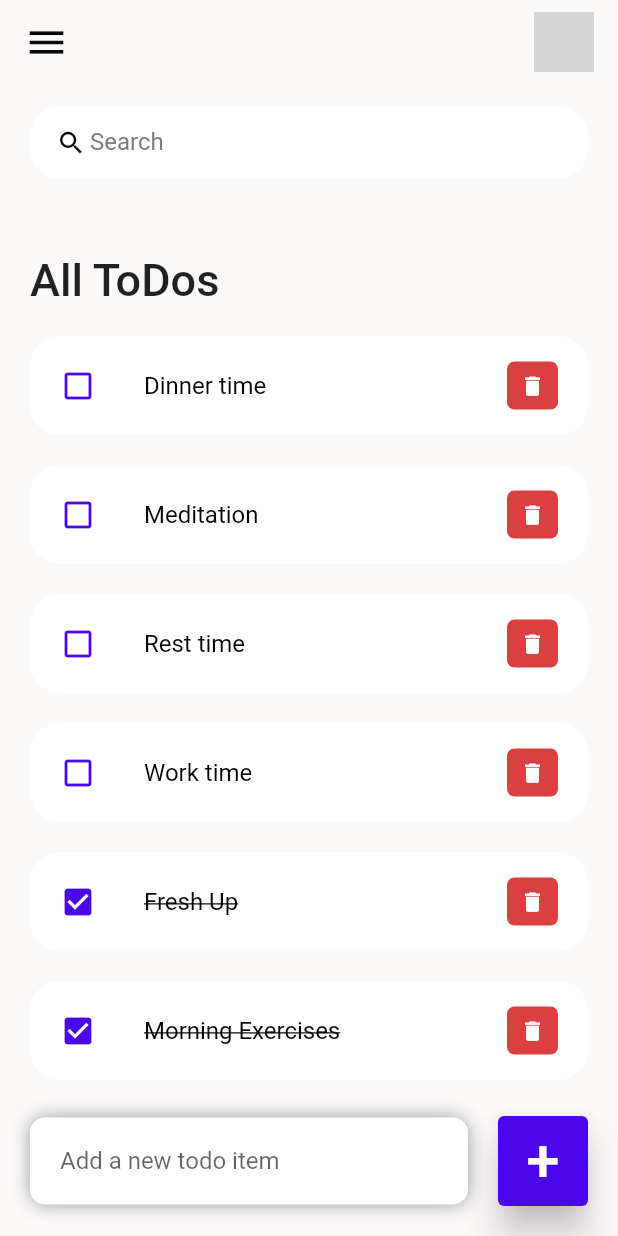
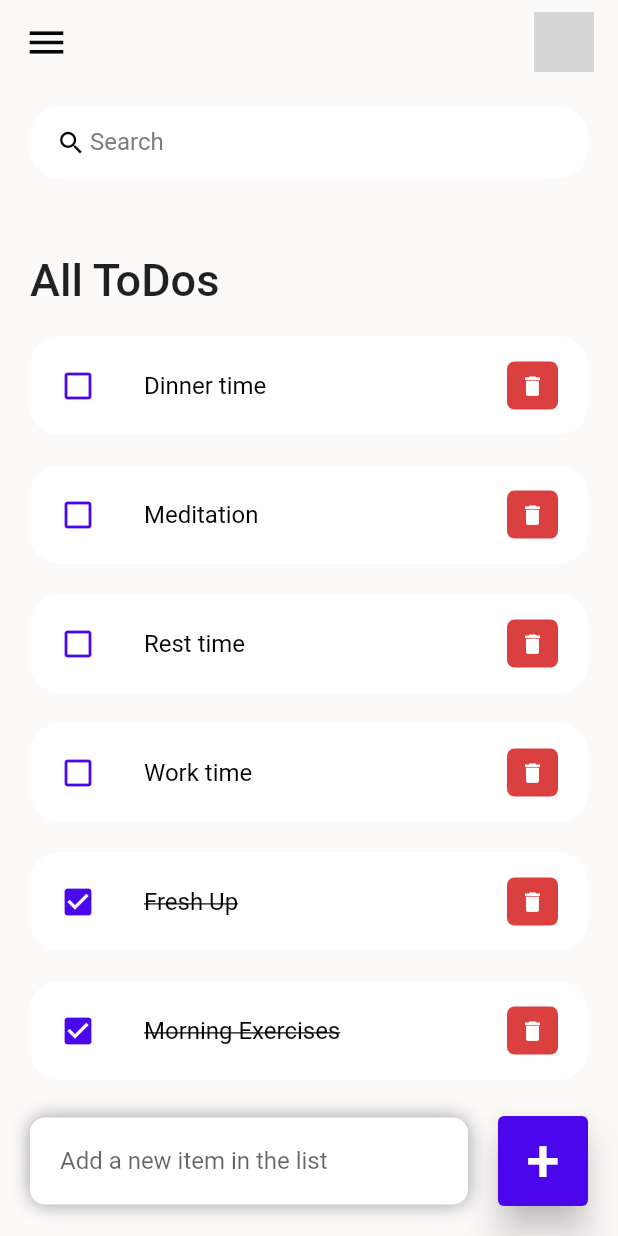
Before and after one commit to vinay-parekh/flutter_project, a Flutter app: the screen it shows after launch, on a phone screen of 412 x 824 dp. Run offline on Flutter 3.47's test engine with Material 2 defaults, Android fonts, the phone set to English and light mode, and no system bars; grey boxes are pictures that could not be loaded.

Commit message:
changes updated

```diff
--- a/lib/screens/home.dart
+++ b/lib/screens/home.dart
@@ -94,7 +94,7 @@ class _HomeState extends State<Home> {
                   child: TextField(
                     controller: _todoController,
                     decoration: const InputDecoration(
-                        hintText: 'Add a new todo item',
+                        hintText: 'Add a new item in the list',
                         border: InputBorder.none),
                   ),
                 ),
```
